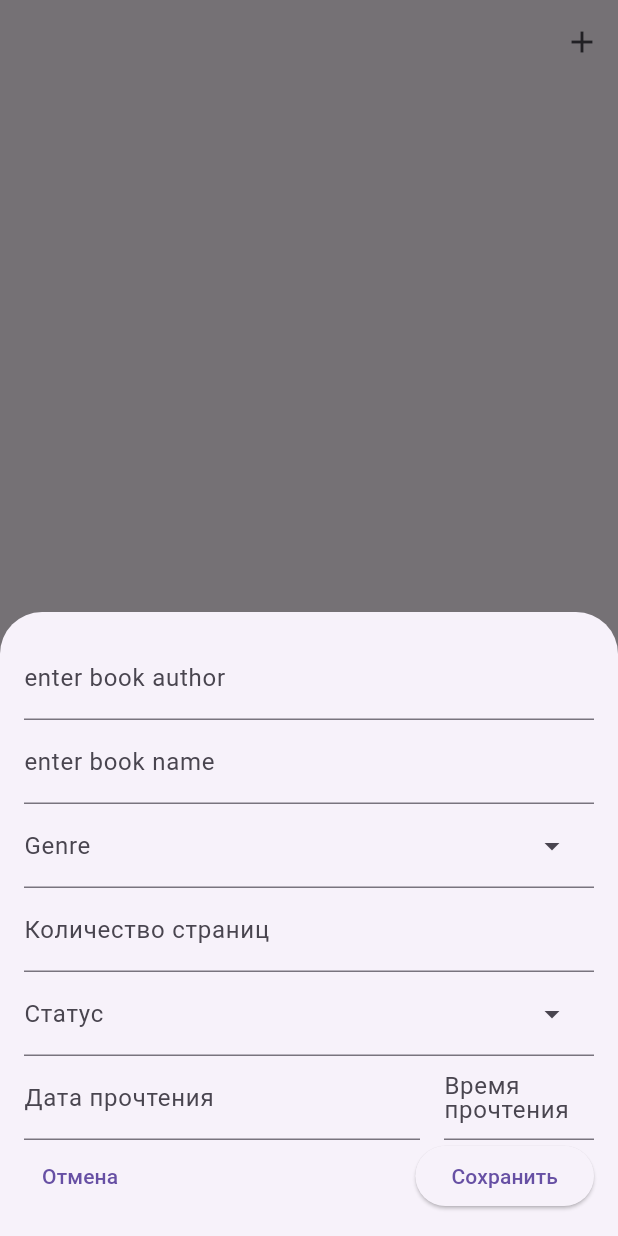
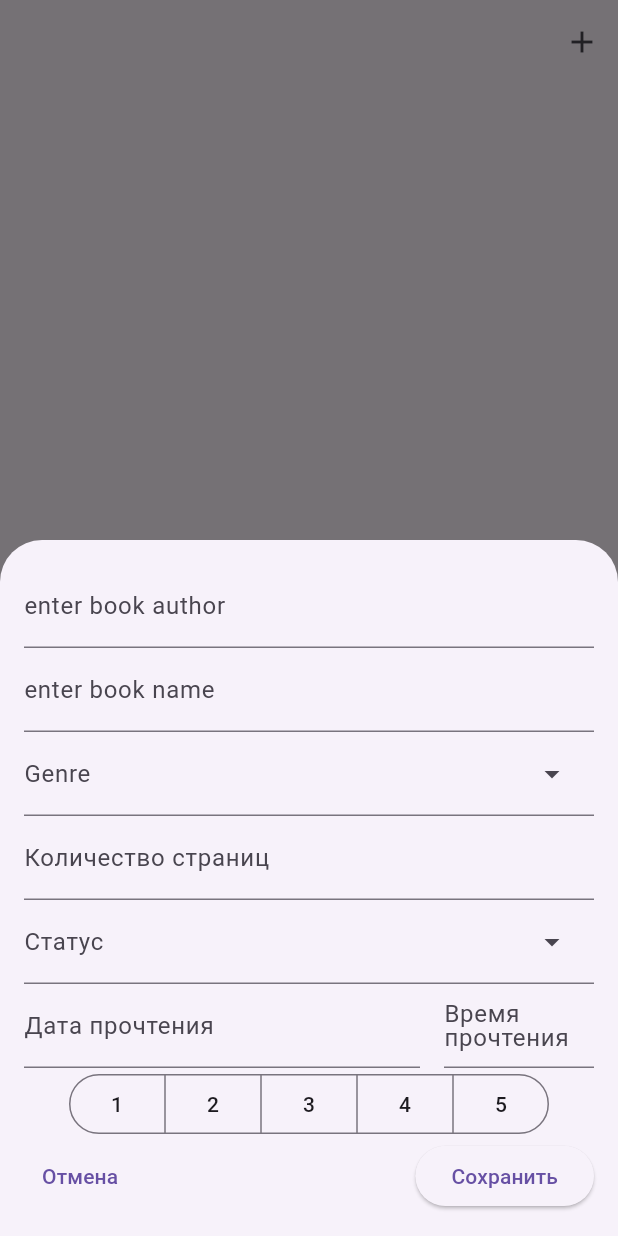
Before and after one commit to DonErnest/books_rating, a Flutter app: the screen it shows after launch, after a tap on the "add" icon, on a phone screen of 412 x 824 dp. Run offline on Flutter 3.47's test engine with Material 3 defaults, Android fonts, the phone set to English and light mode, and no system bars.

Commit message:
Refactored adding books to achieve requirements of the task

```diff
--- a/lib/data/book_data.dart
+++ b/lib/data/book_data.dart
@@ -16,7 +16,7 @@ Future<void> saveBooks(List<Book> books) async {
         'name': book.name,
         'genreId': book.genreId,
         'pageCount': book.pageCount,
-        'status': book.status,
+        'status': book.status.toString(),
         'rate': book.rate,
         'finishedOn': book.finishedOn?.toIso8601String(),
     }
@@ -27,7 +27,7 @@ Future<void> saveBooks(List<Book> books) async {
 
 Future<List<Book>> loadBooks() async {
   try {
-    final filePath = await getDataFilePath("dreams");
+    final filePath = await getDataFilePath("books");
     final file = File(filePath);
     final jsonContents = await file.readAsString();
     final booksMaps = jsonDecode(jsonContents) as List<dynamic>;
@@ -38,7 +38,7 @@ Future<List<Book>> loadBooks() async {
           name: bookMap["name"],
           genreId: bookMap["genreId"],
           pageCount: bookMap["pageCount"],
-          status: bookMap["status"],
+          status: getStatusFromString(bookMap["status"]),
           finishedOn: bookMap["finishedOn"]? DateTime.parse(bookMap["finishedOn"]) : null,
           rate: bookMap["rate"]
         )
--- a/lib/screens/book_form.dart
+++ b/lib/screens/book_form.dart
@@ -35,7 +35,7 @@ class _BookFormState extends State<BookForm> {
   final bookFinishedOnTimeController = TextEditingController();
 
   int? bookRating;
-  final bookRatingController = TextEditingController();
+  Set<int> _bookRatingButtonSelection = <int>{};
 
   @override
   void initState() {
@@ -72,7 +72,7 @@ class _BookFormState extends State<BookForm> {
         pageCount: bookPageCount,
         status: bookStatus,
         finishedOn: dateTime,
-        rate: bookRating,
+        rate: _bookRatingButtonSelection.isNotEmpty? _bookRatingButtonSelection.first: null,
       );
       widget.onBookAdded(book);
       Navigator.pop(context);
@@ -81,14 +81,12 @@ class _BookFormState extends State<BookForm> {
 
   void onDateTap() async {
     final now = DateTime.now();
-    // it's better not to plan task for more than 2 week sprint
-    final lastDate = DateTime(now.year, now.month, now.day + 14);
 
     final dateFromUser = await showDatePicker(
       context: context,
       initialDate: bookFinishedOnDate,
-      firstDate: now,
-      lastDate: lastDate,
+      firstDate: now.subtract(Duration(days: 365 * 10)),
+      lastDate: now,
     );
 
     if (dateFromUser != null) {
@@ -102,7 +100,8 @@ class _BookFormState extends State<BookForm> {
   void onTimeTap() async {
     final pickedTime = await showTimePicker(
       context: context,
-      initialTime: bookFinishedOnTime != null? bookFinishedOnTime! : TimeOfDay.now(),
+      initialTime: bookFinishedOnTime != null ? bookFinishedOnTime! : TimeOfDay
+          .now(),
     );
 
     if (pickedTime != null) {
@@ -122,14 +121,16 @@ class _BookFormState extends State<BookForm> {
     bookPageCountController.dispose();
     bookFinishedOnDateController.dispose();
     bookFinishedOnTimeController.dispose();
-    bookRatingController.dispose();
     super.dispose();
   }
 
   @override
   Widget build(BuildContext context) {
     final theme = Theme.of(context);
-    final bottomInset = MediaQuery.of(context).viewInsets.bottom;
+    final bottomInset = MediaQuery
+        .of(context)
+        .viewInsets
+        .bottom;
 
     return Container(
       width: double.infinity,
@@ -159,20 +160,23 @@ class _BookFormState extends State<BookForm> {
               inputDecorationTheme: theme.inputDecorationTheme,
               dropdownMenuEntries: allGenres
                   .map(
-                    (genre) => DropdownMenuEntry(
+                    (genre) =>
+                    DropdownMenuEntry(
                       value: genre.id,
                       label: genre.name,
                     ),
               )
                   .toList(),
-              onSelected: (value) => setState(() {
-                value != null? bookGenre = getGenreById(value) : null;
+              onSelected: (value) =>
+                  setState(() {
+                    value != null ? bookGenre = getGenreById(value) : null;
                   }),
               controller: bookGenreController,
             ),
             TextField(
               controller: bookPageCountController,
-              onChanged: (value) => setState(() => bookPageCount = int.parse(value)),
+              onChanged: (value) =>
+                  setState(() => bookPageCount = int.parse(value)),
               maxLines: 1,
               decoration: const InputDecoration(
                 label: Text("Количество страниц"),
@@ -184,18 +188,22 @@ class _BookFormState extends State<BookForm> {
               inputDecorationTheme: theme.inputDecorationTheme,
               dropdownMenuEntries: ReadingStatus.values
                   .map(
-                    (status) => DropdownMenuEntry(
+                    (status) =>
+                    DropdownMenuEntry(
                       value: status,
                       label: status.displayStatus,
                     ),
               )
                   .toList(),
-              onSelected: (value) => setState(() {
-                value = bookStatus;
+              onSelected: (value) =>
+                  setState(() {
+                    bookStatus = value!;
                   }),
-              controller: bookGenreController,
+              controller: bookStatusController,
             ),
-            Row(
+            IgnorePointer(
+              ignoring: bookStatus == ReadingStatus.finished? false: true,
+              child: Row(
                 children: [
                   Expanded(
                     child: TextField(
@@ -221,6 +229,24 @@ class _BookFormState extends State<BookForm> {
                   ),
                 ],
               ),
+            ),
+            IgnorePointer(
+              ignoring: bookStatus == ReadingStatus.finished? false: true,
+              child: SegmentedButton<int>(
+                  segments: [1, 2, 3, 4, 5]
+                  .map<ButtonSegment<int>>((value) =>
+                  ButtonSegment(value: value, label: Text(value.toString())))
+                  .toList(),
+                  selected: _bookRatingButtonSelection,
+                  multiSelectionEnabled: false,
+                  emptySelectionAllowed: true,
+                  onSelectionChanged: (newSelection) {
+                  setState(() {
+                    _bookRatingButtonSelection = newSelection;
+                  });
+                },
+              ),
+            ),
             Row(
               children: [
                 TextButton(onPressed: onCanceled, child: Text('Отмена')),
```
Also changed, not shown: lib/models/book.dart (+10 -0 lines). Lines whose indentation alone changed are shown as unchanged.
